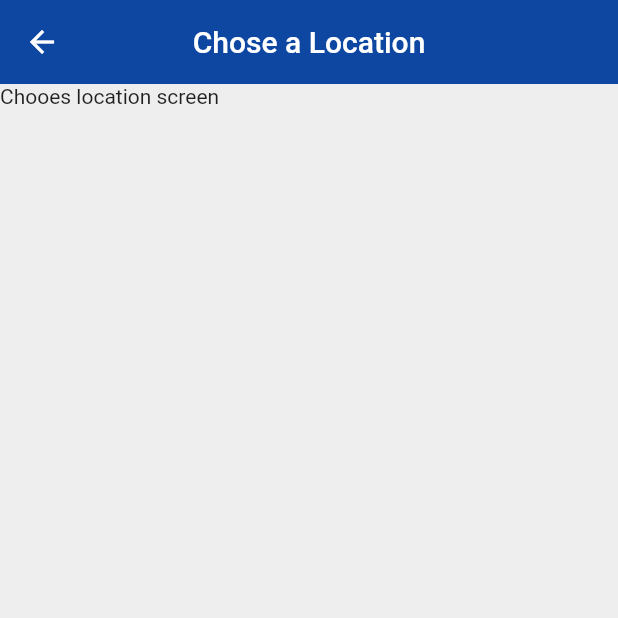
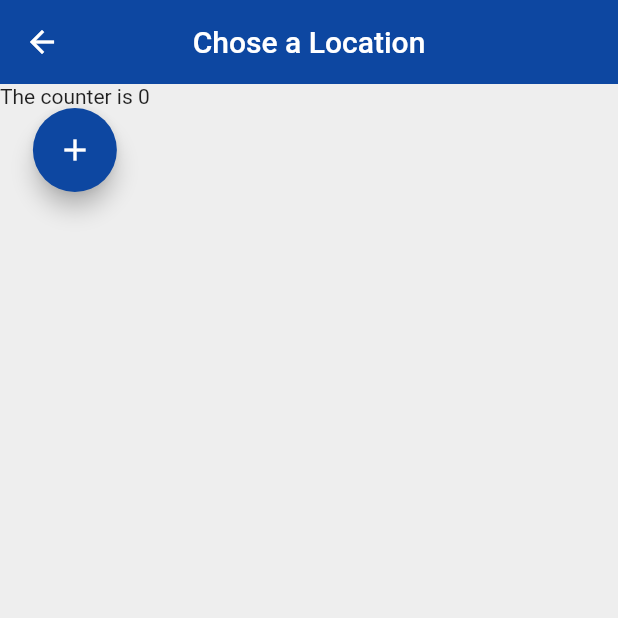
Before and after one commit to chamikaravinda/World-Time-App, a Flutter app: the ChooseLocation screen opened by its route, on a phone screen of 412 x 824 dp, the top half of it. Run offline on Flutter 3.47's test engine with Material 2 defaults, Android fonts, the phone set to English and light mode, and no system bars.

```diff
--- a/lib/pages/choose_location.dart
+++ b/lib/pages/choose_location.dart
@@ -6,8 +6,16 @@ class ChooseLocation extends StatefulWidget {
 }
 
 class _ChooseLocationState extends State<ChooseLocation> {
+
+  int counter = 0;
   @override
-  Widget build(BuildContext context) {
+  void initState() {
+    super.initState();
+    print('init state function ran');
+  }
+  @override
+  Widget build(BuildContext context){
+    print('build state function ran');
     return Scaffold(
       backgroundColor: Colors.grey[200],
       appBar: AppBar(
@@ -16,7 +24,21 @@ class _ChooseLocationState extends State<ChooseLocation> {
         centerTitle: true,
         elevation: 0,
       ),
-      body: Text('Chooes location screen'),
+      body: Column(
+        children: <Widget>[
+          Text('The counter is $counter'),
+          FloatingActionButton(
+            child: Icon(Icons.add),
+            backgroundColor: Colors.blue[900],
+            onPressed: (){
+              setState(() {
+                counter+=1;
+              });
+            },
+          ),
+
+        ],
+      ),
     );
   }
 }
```
